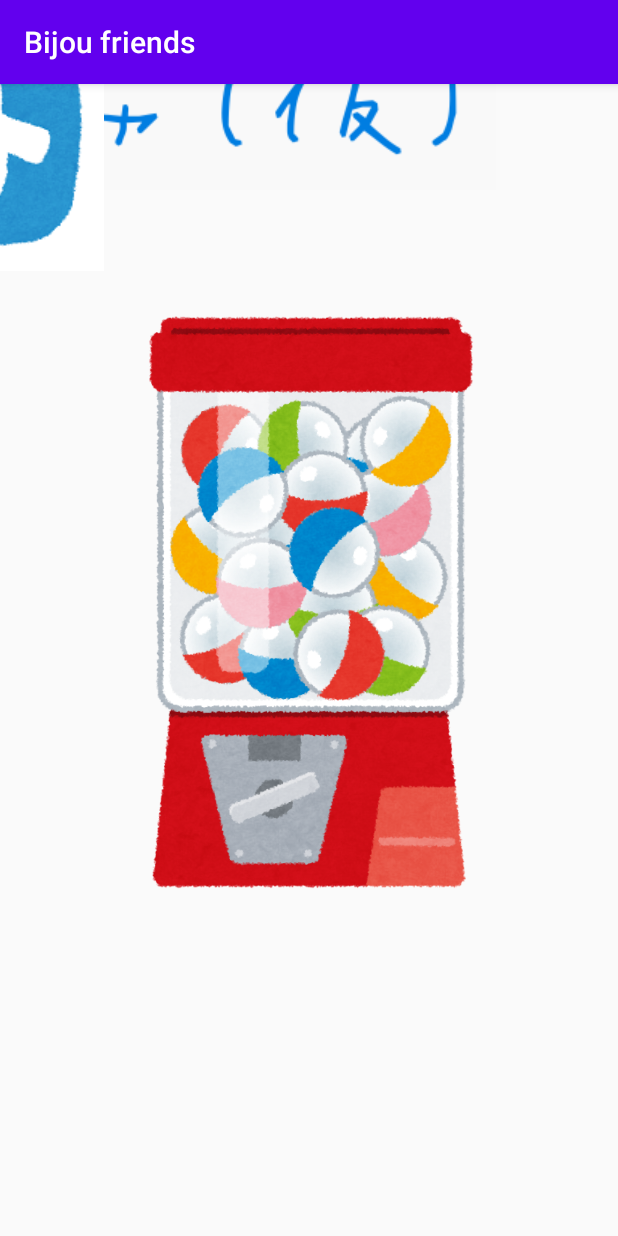
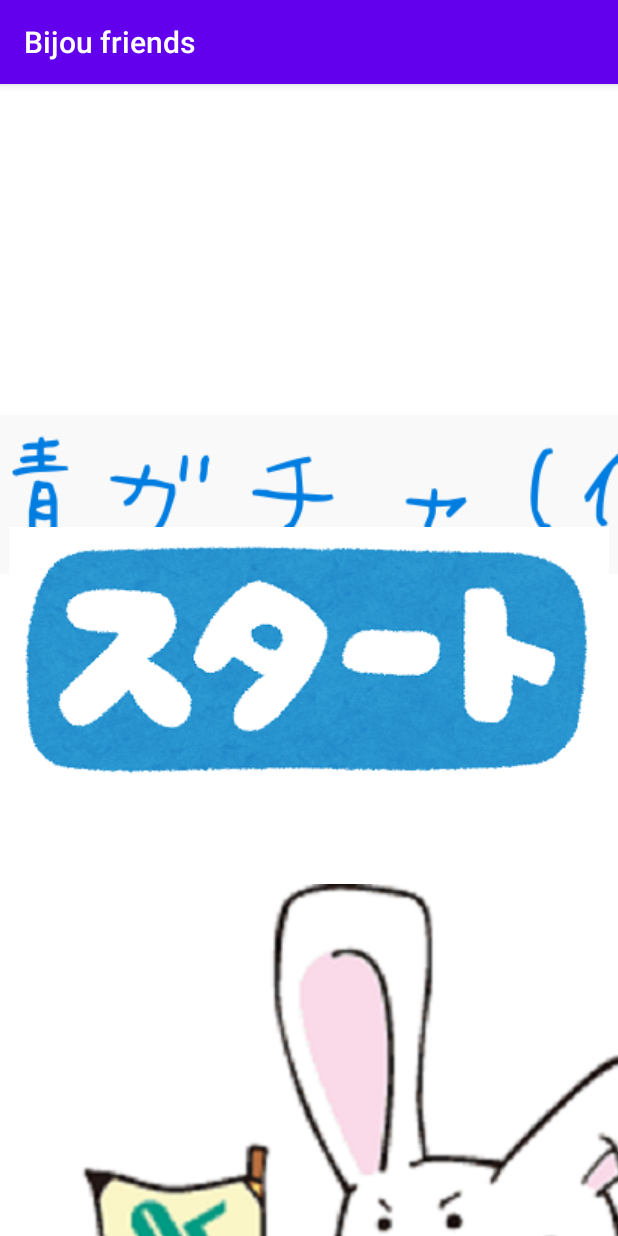
Before and after one commit to hagachiharu/BijouFriends, an Android app: the screen it shows after launch (MainActivity), on a phone screen of 412 x 824 dp. Run offline under Robolectric (Android 15) with nearby library versions, the light colour scheme and no system bars.

Commit message:
少しBijouViewをいじりました．

```diff
--- a/app/src/main/java/jp/ac/shohoku/bijoufriends/BijouView.java
+++ b/app/src/main/java/jp/ac/shohoku/bijoufriends/BijouView.java
@@ -5,7 +5,6 @@ import android.content.res.Resources;
 import android.graphics.Bitmap;
 import android.graphics.BitmapFactory;
 import android.graphics.Canvas;
-import android.graphics.Color;
 import android.graphics.Paint;
 import android.util.AttributeSet;
 import android.util.Log;
@@ -27,52 +26,42 @@ public class BijouView extends View {
 
     int state;  // 状態を表す変数
 
-    int w1;//画面の幅
-    int h1;//画面の高さ
+    int displayWidth;//画面の幅
+    int displayHeight;//画面の高さ
+
+    Resources res; //リソース
+    Bitmap start; //スタート用のタップする画像
+    Bitmap gacha; //ガチャ用のタップする画像
+
     int w; //画像の幅
     int h; //画像の高さ
 
-    int w2;
-    int h2;
-    int w3;
-    int h3;
-
-    int w4;
-    int h4;
-    int w5;
-    int h5;
-
-
-
     public BijouView(Context context) {
         super(context);
-        state = FIRST; // 初めは状態1
-        w1 = this.getWidth();  //this=bijyouview
-        h1 = this.getHeight();
-
+        init();
+    }
+    public BijouView(Context context, @Nullable AttributeSet attrs) {
+        super(context, attrs);
+        init();
+    }
+    public BijouView(Context context, @Nullable AttributeSet attrs, int defStyleAttr) {
+        super(context, attrs, defStyleAttr);
+        init();
+    }
+        public BijouView(Context context, @Nullable AttributeSet attrs, int defStyleAttr, int state) {
+        super(context, attrs, defStyleAttr);
+        init();
     }
 
-    public BijouView(Context context, @Nullable AttributeSet attrs) {
-        super(context, attrs);
-        state = FIRST;
-        w1 = this.getWidth();  //this=bijyouview
-        h1 = this.getHeight();
+    /**
+     * 初期化用メソッド
+     */
+    private void init() {
+        state = FIRST; // 初めは状態1
 
-    }
-
-    public BijouView(Context context, @Nullable AttributeSet attrs, int defStyleAttr) {
-        super(context, attrs, defStyleAttr);
-        state = FIRST;
-        w1 = this.getWidth();  //this=bijyouview
-        h1 = this.getHeight();
-
-    }
-
-    public BijouView(Context context, @Nullable AttributeSet attrs, int defStyleAttr, int state) {
-        super(context, attrs, defStyleAttr);
-        state = FIRST;
-        w1 = this.getWidth();  //this=bijyouview
-        h1 = this.getHeight();
+        res = this.getContext().getResources(); //リソースを取得
+        start = BitmapFactory.decodeResource(res, R.drawable.start); //スタート画像を取得
+        gacha = BitmapFactory.decodeResource(res, R.drawable.gtyasozai); //ガチャの画像を取得
     }
 
     /**
@@ -82,14 +71,19 @@ public class BijouView extends View {
     protected void onDraw(Canvas canvas){
         super.onDraw(canvas);
         Paint p = new Paint();
+        displayWidth = this.getWidth();
+        displayHeight = this.getHeight();
 
         if(state == FIRST) {  // 状態1の場合の描画
+            canvas.drawARGB(255,255,255,255); //キャンバスを白で塗りつぶす
             drawLv1(canvas, p);
         }
         else if (state == SECOND) {  // 状態2の場合の描画
+            canvas.drawARGB(255,255,255,255); //キャンバスを白で塗りつぶす
             drawLv2(canvas, p);
         }
         else if (state == THIRD) {  // 状態3の場合の描画
+            canvas.drawARGB(255,255,255,255); //キャンバスを白で塗りつぶす
             drawLv3(canvas,p);
         }
         else {
@@ -103,28 +97,14 @@ public class BijouView extends View {
      * @param p
      */
     private void drawLv1(Canvas canvas, Paint p) {
-        Resources rs = this.getContext().getResources(); //リソースを取得
-        Bitmap bijyou = BitmapFactory.decodeResource(rs, R.drawable.bijyou); //画像を取得
-        w = bijyou.getWidth();
-        h = bijyou.getHeight();
-        canvas.drawBitmap(bijyou, w1/2-w/2, h1/3-h/3, p); //画像の左上を Canvasの(0,0)に合わせて表示する
+        Bitmap title = BitmapFactory.decodeResource(res, R.drawable.bijyou); //画像を取得
+        int titleWidth = title.getWidth();
+        int titleHeight = title.getHeight();
+        canvas.drawBitmap(title, displayWidth /2-titleWidth/2, displayHeight /3-titleHeight/3, p); //画像の左上を Canvasの(0,0)に合わせて表示する
+        canvas.drawBitmap(start, displayWidth /2-start.getWidth()/2, displayHeight /2-start.getHeight()/2, p); //画像の左上を Canvasの(0,0)に合わせて表示する
 
-        Resources rt = this.getContext().getResources(); //リソースを取得
-        Bitmap start = BitmapFactory.decodeResource(rt, R.drawable.start); //画像を取得
-        w2 = this.getWidth();
-        h2 = this.getHeight();
-        w3 = start.getWidth();
-        h3 = start.getHeight();
-        canvas.drawBitmap(start, w1/2-w/2, h1/2-h/2, p); //画像の左上を Canvasの(0,0)に合わせて表示する
-
-
-        Resources ru = this.getContext().getResources(); //リソースを取得
-        Bitmap rabbit = BitmapFactory.decodeResource(ru, R.drawable.rabbit); //画像を取得
-        w4 = this.getWidth();
-        h4 = this.getHeight();
-        w5 = rabbit.getWidth();
-        h5 = rabbit.getHeight();
-        canvas.drawBitmap(rabbit, 1000, 1700, p); //画像の左上を Canvasの(0,0)に合わせて表示する
+        Bitmap rabbit = BitmapFactory.decodeResource(res, R.drawable.rabbit); //画像を取得
+        canvas.drawBitmap(rabbit, 50, 800, p); //画像の左上を Canvasの(0,0)に合わせて表示する
     }
 
     /**
@@ -133,51 +113,59 @@ public class BijouView extends View {
      * @param p
      */
     private void drawLv2(Canvas canvas, Paint p) {
-        Resources rs = this.getContext().getResources(); //リソースを取得
-        Bitmap bijyou = BitmapFactory.decodeResource(rs, R.drawable.gtyasozai); //画像を取得
+        canvas.drawBitmap(gacha, (displayWidth-gacha.getWidth())/2, (displayHeight-gacha.getWidth())/2, p); //画像の左上を Canvasの(0,0)に合わせて表示する
     }
+
+    /**
+     * Level3の描画
+     * @param canvas
+     * @param p
+     */
     private void drawLv3(Canvas canvas, Paint p) {
         Random rnd = new Random(); //乱数
         int teavalue = rnd.nextInt(100);
         if(teavalue>=0&&teavalue<5) {
-            Resources rs = this.getContext().getResources(); //リソースを取得
-            Bitmap ur_mikako = BitmapFactory.decodeResource(rs, R.drawable.ur_mikako); //画像を取得
+            Bitmap ur_mikako = BitmapFactory.decodeResource(res, R.drawable.ur_mikako); //画像を取得
+            canvas.drawBitmap(ur_mikako, (displayWidth-ur_mikako.getWidth())/2, (displayHeight-ur_mikako.getWidth())/2, p); //画像の左上を Canvasの(0,0)に合わせて表示する
         }
         if(teavalue>=5&&teavalue<15) {
-            Resources rs = this.getContext().getResources(); //リソースを取得
-            Bitmap bijyou = BitmapFactory.decodeResource(rs, R.drawable.ssr_utsumitan); //画像を取得
+            Bitmap ssr_utsumitan = BitmapFactory.decodeResource(res, R.drawable.ssr_utsumitan); //画像を取得
+            canvas.drawBitmap(ssr_utsumitan, (displayWidth-ssr_utsumitan.getWidth())/2, (displayHeight-ssr_utsumitan.getWidth())/2, p); //画像の左上を Canvasの(0,0)に合わせて表示する
         }
         if(teavalue>=15&&teavalue<29){
-            Resources rs = this.getContext().getResources(); //リソースを取得
-            Bitmap bijyou = BitmapFactory.decodeResource(rs, R.drawable.sr_akio); //画像を取得
+            Bitmap sr_akio = BitmapFactory.decodeResource(res, R.drawable.sr_akio); //画像を取得
+            canvas.drawBitmap(sr_akio, (displayWidth-sr_akio.getWidth())/2, (displayHeight-sr_akio.getWidth())/2, p); //画像の左上を Canvasの(0,0)に合わせて表示する
         }
         if(teavalue>=30&&teavalue<44){
-            Resources rs = this.getContext().getResources(); //リソースを取得
-            Bitmap bijyou = BitmapFactory.decodeResource(rs, R.drawable.sr_ayuko); //画像を取得
+            Bitmap sr_ayuko = BitmapFactory.decodeResource(res, R.drawable.sr_ayuko); //画像を取得
+            canvas.drawBitmap(sr_ayuko, (displayWidth-sr_ayuko.getWidth())/2, (displayHeight-sr_ayuko.getWidth())/2, p); //画像の左上を Canvasの(0,0)に合わせて表示する
         }
         if(teavalue>=45&&teavalue<49){
-            Resources rs = this.getContext().getResources(); //リソースを取得
-            Bitmap bijyou = BitmapFactory.decodeResource(rs, R.drawable.ur_kiyotan); //画像を取得
+            Bitmap ur_kiyotan = BitmapFactory.decodeResource(res, R.drawable.ur_kiyotan); //画像を取得
+            canvas.drawBitmap(ur_kiyotan, (displayWidth-ur_kiyotan.getWidth())/2, (displayHeight-ur_kiyotan.getWidth())/2, p); //画像の左上を Canvasの(0,0)に合わせて表示する
         }
         if(teavalue>=50&&teavalue<74){
-            Resources rs = this.getContext().getResources(); //リソースを取得
-            Bitmap bijyou = BitmapFactory.decodeResource(rs, R.drawable.r_ishizaki); //画像を取得
+            Bitmap r_ishizaki = BitmapFactory.decodeResource(res, R.drawable.r_ishizaki); //画像を取得
+            canvas.drawBitmap(r_ishizaki, (displayWidth-r_ishizaki.getWidth())/2, (displayHeight-r_ishizaki.getWidth())/2, p); //画像の左上を Canvasの(0,0)に合わせて表示する
         }
         if(teavalue>=75&teavalue<99){
-            Resources rs = this.getContext().getResources(); //リソースを取得
-            Bitmap bijyou = BitmapFactory.decodeResource(rs, R.drawable.r_onome); //画像を取得
+            Bitmap r_onome = BitmapFactory.decodeResource(res, R.drawable.r_onome); //画像を取得
+            canvas.drawBitmap(r_onome, (displayWidth-r_onome.getWidth())/2, (displayHeight-r_onome.getWidth())/2, p); //画像の左上を Canvasの(0,0)に合わせて表示する
         }
     }
-
-
 
     public boolean onTouchEvent(MotionEvent event){
         int x = (int) event.getX();  // タップされた位置を取得
         int y = (int) event.getY();
+        Log.d("tap", "dipsplay is tapped!!");
+        Log.d("location", "x="+x+",y="+y);
+        Log.d("disp size", "dw="+displayWidth+",dh="+displayHeight);
 
         if(state == FIRST) {  // 状態1だったら状態2へ
-            //四角の中だったら状態をSECONDに変える
-            if (w2<=x&&x<=w2+w3&&h2<=h3&&y<=h3+h2){
+            //スタート画像を押したら状態をSECONDに変える
+            int x1 = (displayWidth-start.getWidth())/2;
+            int y1 = (displayHeight-start.getHeight())/2;
+            if (x1<=x && x<=x1+start.getWidth() && y1<=y && y<=y1+start.getHeight()){
                 state = SECOND;
             }
         }
--- a/app/src/main/res/layout/activity_main.xml
+++ b/app/src/main/res/layout/activity_main.xml
@@ -10,19 +10,9 @@
         android:id="@+id/bijouView"
         android:layout_width="match_parent"
         android:layout_height="match_parent"
+        app:layout_constraintBottom_toBottomOf="parent"
         app:layout_constraintEnd_toEndOf="parent"
+        app:layout_constraintStart_toStartOf="parent"
         app:layout_constraintTop_toTopOf="parent" />
 
-    <ImageView
-        android:id="@+id/imageView"
-        android:layout_width="286dp"
-        android:layout_height="530dp"
-        app:layout_constraintBottom_toBottomOf="parent"
-        app:layout_constraintEnd_toEndOf="parent"
-        app:layout_constraintHorizontal_bias="0.496"
-        app:layout_constraintStart_toStartOf="parent"
-        app:layout_constraintTop_toTopOf="parent"
-        app:layout_constraintVertical_bias="0.338"
-        app:srcCompat="@drawable/gtyasozai" />
-
 </androidx.constraintlayout.widget.ConstraintLayout>
```
